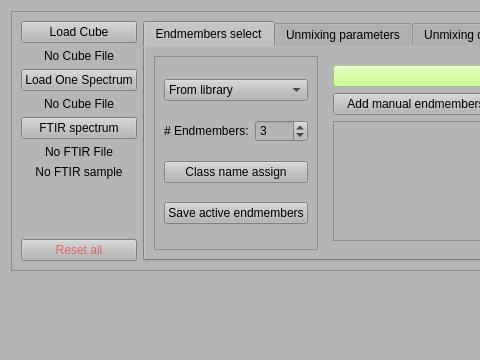
This is unmixing/unmixing_window.ui in Llanik/Hypertool as Qt 5 draws it before an edit; both pictures show x 0 to 480 and y 0 to 360 of the 1330 by 823 pixel window. The edited form follows.
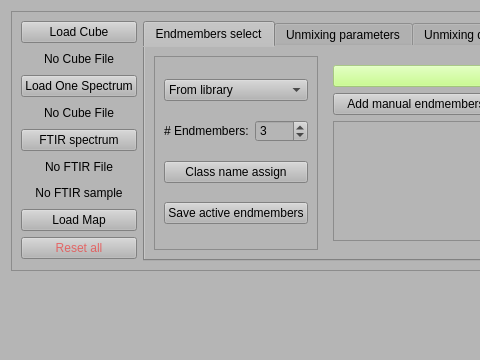
This is the edited form. The open tabs and pages were chosen to show the change.

Commit message: [UNMIX] : - bugg of empty EM combobox fixed - save and load results OK

```diff
--- a/unmixing/unmixing_window.ui
+++ b/unmixing/unmixing_window.ui
@@ -126,17 +126,11 @@
          </widget>
         </item>
         <item>
-         <spacer name="verticalSpacer">
-          <property name="orientation">
-           <enum>Qt::Vertical</enum>
+         <widget class="QPushButton" name="pushButton_load_map">
+          <property name="text">
+           <string>Load Map</string>
           </property>
-          <property name="sizeHint" stdset="0">
-           <size>
-            <width>20</width>
-            <height>40</height>
-           </size>
-          </property>
-         </spacer>
+         </widget>
         </item>
         <item>
          <widget class="QPushButton" name="pushButton_reset">
```
Left out of the diff: 16 changed lines with no effect on the pictures. The commit also changes 3 other files.
